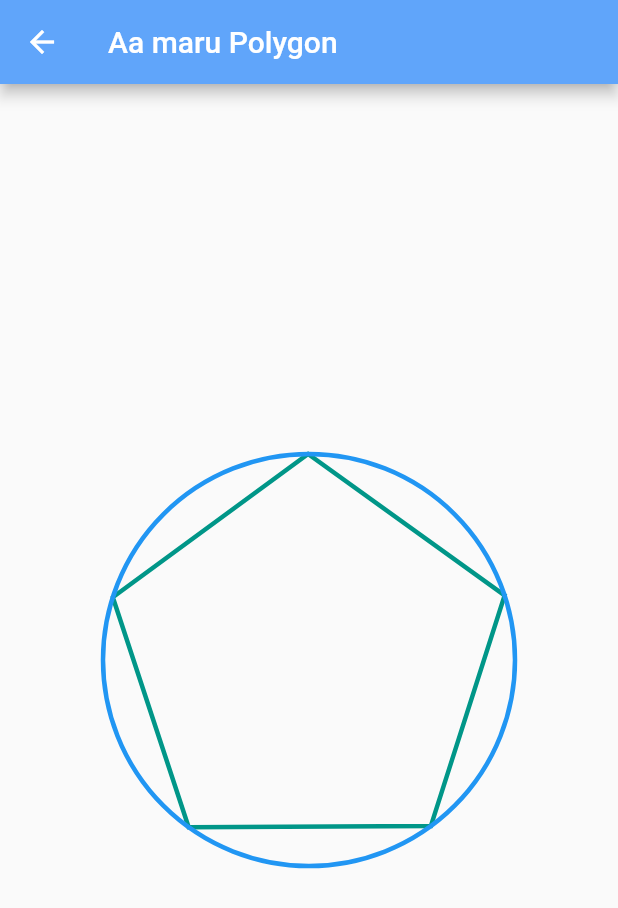
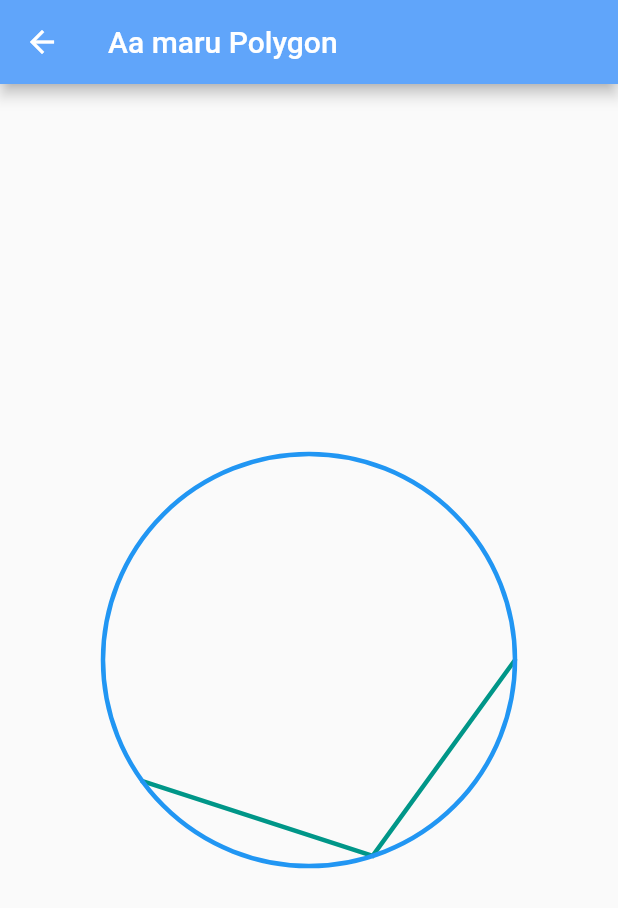
Before and after one commit to sagar-sangani/starter_app, a Flutter app: the screen it shows after launch, after a tap on an icon or button, on a phone screen of 412 x 824 dp. Shown: the top 908 px of the screen. Run offline on Flutter 3.47's test engine with Material 2 defaults, Android fonts, the phone set to English and light mode, and no system bars.

Commit message:
family tree project added

```diff
--- a/lib/app/views/home_view.dart
+++ b/lib/app/views/home_view.dart
@@ -9,6 +9,8 @@ import 'package:starter_app/app/views/tasks/colour_shadding/color_shadding.dart'
 import 'package:starter_app/app/views/tasks/colour_shadding/color_shadding_page.dart';
 import 'package:starter_app/app/views/tasks/daglo/daglo.dart';
 import 'package:starter_app/app/views/tasks/daglo/daglo_page.dart';
+import 'package:starter_app/app/views/tasks/family_tree/family_tree.dart';
+import 'package:starter_app/app/views/tasks/family_tree/family_tree_page.dart';
 import 'package:starter_app/app/views/tasks/hexagon/hexagon.dart';
 import 'package:starter_app/app/views/tasks/hexagon/hexagon_page.dart';
 import 'package:starter_app/app/views/tasks/login/login_page.dart';
@@ -79,6 +81,11 @@ class HomeView extends StatelessWidget {
           ),
         ),
         page: const LoginPage(),
+      ),
+      Task(
+        name: 'Family Tree',
+        widget: const FamilyTree(),
+        page: const FamilyTreePage(),
       ),
     ];
 
--- /dev/null
+++ b/lib/app/views/tasks/family_tree/family_tree.dart
@@ -0,0 +1,248 @@
+import 'dart:math';
+
+import 'package:flutter/material.dart';
+
+class FamilyTree extends StatelessWidget {
+  const FamilyTree({Key? key}) : super(key: key);
+
+  @override
+  Widget build(BuildContext context) {
+    return InteractiveViewer(
+      constrained: false,
+      alignPanAxis: false,
+      boundaryMargin: const EdgeInsets.all(double.infinity),
+      child: CustomPaint(
+        size: MediaQuery.of(context).size,
+        painter: MyTask(),
+      ),
+    );
+  }
+}
+
+extension CenterExtension on Path {
+  moveCenter(double width, double height) {
+    moveTo(width / 2, height / 2);
+  }
+}
+
+extension LineExtension on Path {
+  drawLineRight(double line) {
+    relativeLineTo(line, 0);
+  }
+
+  drawLineLeft(double line) {
+    relativeLineTo(-line, 0);
+  }
+
+  drawLineTop(double line) {
+    relativeLineTo(0, -line);
+  }
+
+  drawLineBottom(double line) {
+    relativeLineTo(0, line);
+  }
+}
+
+extension CircleExtension on Path {
+  drawCircle(double radius) {
+    relativeMoveTo(radius, 0);
+    relativeArcToPoint(
+      Offset(-radius * 2, 0),
+      radius: Radius.circular(radius),
+    );
+    relativeArcToPoint(
+      Offset(radius * 2, 0),
+      radius: Radius.circular(radius),
+    );
+    // relativeMoveTo(radius, 0);
+  }
+
+  drawAngleCircle({required double radius, required double angle}) {
+    double circleX = -radius * cos(angle);
+    double circleY = radius * sin(angle);
+
+    relativeArcToPoint(
+      Offset(2 * circleX, 2 * circleY),
+      radius: Radius.circular(radius),
+    );
+    relativeArcToPoint(
+      Offset(-2 * circleX, -2 * circleY),
+      radius: Radius.circular(radius),
+    );
+  }
+
+  // drawCircleLeft(double radius) {
+  //   relativeArcToPoint(
+  //     Offset(-radius * 2, 0),
+  //     radius: Radius.circular(radius),
+  //   );
+  //   relativeArcToPoint(
+  //     Offset(radius * 2, 0),
+  //     radius: Radius.circular(radius),
+  //   );
+  // }
+
+  drawCircleRight(double radius) {
+    relativeArcToPoint(
+      Offset(radius * 2, 0),
+      radius: Radius.circular(radius),
+    );
+    relativeArcToPoint(
+      Offset(-radius * 2, 0),
+      radius: Radius.circular(radius),
+    );
+  }
+
+  drawCircleTop(double radius) {
+    relativeArcToPoint(
+      Offset(0, -radius * 2),
+      radius: Radius.circular(radius),
+    );
+    relativeArcToPoint(
+      Offset(0, radius * 2),
+      radius: Radius.circular(radius),
+    );
+  }
+
+  drawCircleBottom(double radius) {
+    relativeArcToPoint(
+      Offset(0, radius * 2),
+      radius: Radius.circular(radius),
+    );
+    relativeArcToPoint(
+      Offset(0, -radius * 2),
+      radius: Radius.circular(radius),
+    );
+  }
+}
+
+class MyTask extends CustomPainter {
+  @override
+  void paint(Canvas canvas, Size size) {
+    final paint = Paint()
+      ..color = Colors.red
+      ..strokeWidth = 2
+      ..style = PaintingStyle.stroke;
+
+    double minSize = size.width < size.height ? size.width : size.height;
+    double line = minSize * 0.2;
+    double width = size.width;
+    double height = size.height;
+    double radius = 30.0;
+
+    final c1 = Path();
+    c1.moveCenter(width, height);
+    c1.drawCircle(radius);
+
+    c1.drawLineRight(line);
+    c1.drawCircleRight(radius);
+
+    c1.relativeMoveTo(radius, -radius);
+    c1.drawLineTop(line);
+    c1.drawCircleTop(radius);
+
+    c1.relativeMoveTo(0, radius * 2 + line);
+    c1.drawLineBottom(line);
+    c1.drawCircleBottom(radius);
+
+    c1.relativeMoveTo(radius, -radius - line);
+    c1.drawLineRight(line);
+    c1.drawCircleRight(radius);
+
+    c1.relativeMoveTo(radius, -radius);
+    c1.drawLineTop(line);
+    c1.drawCircleTop(radius);
+
+    c1.relativeMoveTo(0, radius * 2 + line);
+    c1.drawLineBottom(line);
+    c1.drawCircleBottom(radius);
+
+    c1.relativeMoveTo(radius, -radius - line);
+    c1.drawLineRight(line);
+    c1.drawCircleRight(radius);
+
+    c1.relativeMoveTo(radius, 0);
+
+    int lines = 3;
+
+    var angle = ((pi * 2) / lines);
+
+    double circleX = -radius * cos(angle);
+    double circleY = radius * sin(angle);
+
+    double lineX = -line * cos(angle);
+    double lineY = line * sin(angle);
+
+    c1.relativeMoveTo(circleX, -circleY);
+    c1.relativeLineTo(lineX, -lineY);
+
+    c1.relativeMoveTo(circleX, -circleY);
+    c1.drawCircle(radius);
+
+    c1.relativeMoveTo(-radius, 0);
+    c1.relativeMoveTo(-circleX * 2 - lineX, circleY * 2 + lineY);
+
+    c1.relativeMoveTo(circleX, circleY);
+    c1.relativeLineTo(lineX, lineY);
+
+    c1.relativeMoveTo(circleX, circleY);
+    c1.drawCircle(radius);
+
+    c1.relativeLineTo(line, 0);
+
+    canvas.drawPath(c1, paint);
+
+    final c2 = Path();
+
+    c2.drawCircle(radius);
+    c2.drawSubNodes(count: 4, line: line, radius: radius);
+
+    c2.relativeMoveTo(3 * radius + line, 0);
+    // c2.relativeLineTo(line, 0);
+    // c2.relativeMoveTo(10, 0);
+    c2.drawSubNodes(count: 3, line: line, radius: radius, ignorePlace: 1);
+
+    canvas.drawPath(c2, paint);
+  }
+
+  @override
+  bool shouldRepaint(covariant CustomPainter oldDelegate) {
+    return true;
+  }
+}
+
+extension SubNodeExtension on Path {
+  drawSubNodes({
+    required int count,
+    required double line,
+    required double radius,
+    int ignorePlace = 0,
+  }) {
+    var angle = ((pi * 2) / count);
+    // relativeLineTo(lineX, lineY);
+    // path.drawAngleCircle(radius: radius, angle: angle);
+
+    // 1. Move to line 1 initial point
+    // 2. Draw line 1
+    // 3. Draw angle circle
+    // 4. Move back to line's initial point
+    relativeMoveTo(-radius, 0);
+
+    for (var i = 0; i < count; i++) {
+      if (i + 1 == ignorePlace) {
+        continue;
+      }
+      double circleX = -radius * cos(angle * i);
+      double circleY = radius * sin(angle * i);
+
+      double lineX = -line * cos(angle * i);
+      double lineY = line * sin(angle * i);
+
+      relativeMoveTo(circleX, circleY);
+      relativeLineTo(lineX, lineY);
+      drawAngleCircle(radius: radius, angle: angle * i);
+
+      relativeMoveTo(-lineX - circleX, -lineY - circleY);
+    }
+  }
+}
--- /dev/null
+++ b/lib/app/views/tasks/family_tree/family_tree_page.dart
@@ -0,0 +1,19 @@
+import 'package:flutter/material.dart';
+import 'package:starter_app/app/theme/tw_colors.dart';
+
+import 'package:starter_app/app/views/tasks/family_tree/family_tree.dart';
+
+class FamilyTreePage extends StatelessWidget {
+  const FamilyTreePage({Key? key}) : super(key: key);
+
+  @override
+  Widget build(BuildContext context) {
+    return Scaffold(
+      appBar: AppBar(
+        title: const Text("Aa maru Family"),
+        backgroundColor: TWColors.blue[400],
+      ),
+      body: const FamilyTree(),
+    );
+  }
+}
--- a/lib/app/views/tasks/polygon/polygon.dart
+++ b/lib/app/views/tasks/polygon/polygon.dart
@@ -36,7 +36,7 @@ class MyTask extends CustomPainter {
 
     int sides = 5;
     double radius = minSize / 3;
-    double radians = 60.0;
+    double radians = 0.0;
 
     var path = Path();
 
@@ -48,9 +48,9 @@ class MyTask extends CustomPainter {
 
     path.moveTo(startPoint.dx + center.dx, startPoint.dy + center.dy);
 
-    for (int i = 1; i <= sides; i++) {
-      double x = radius * math.cos(radians + angle * i) + center.dx;
-      double y = radius * math.sin(radians + angle * i) + center.dy;
+    for (int i = 1; i <= 2; i++) {
+      double x = radius * math.cos(angle * i) + center.dx;
+      double y = radius * math.sin(angle * i) + center.dy;
       path.lineTo(x, y);
     }
     // path.close();
```
